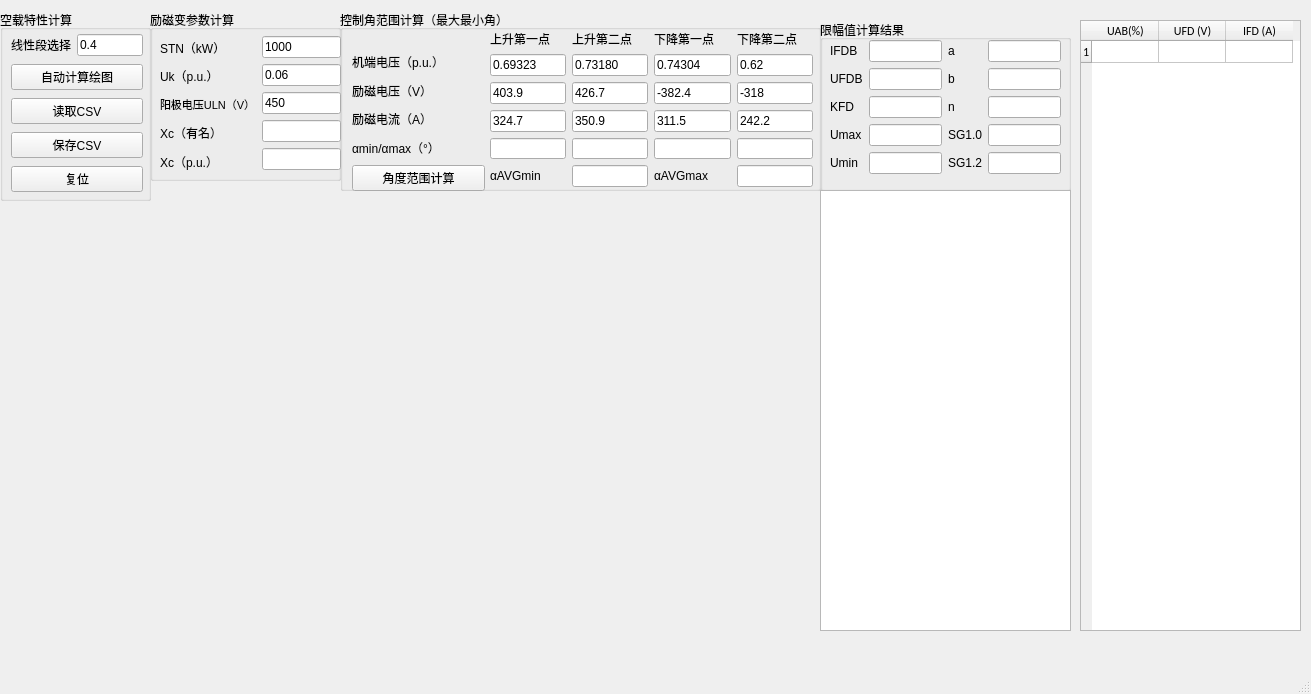
Qt form kongzaiQMainWindow.ui (fly1057/noloadcharacteristic) before a commit.
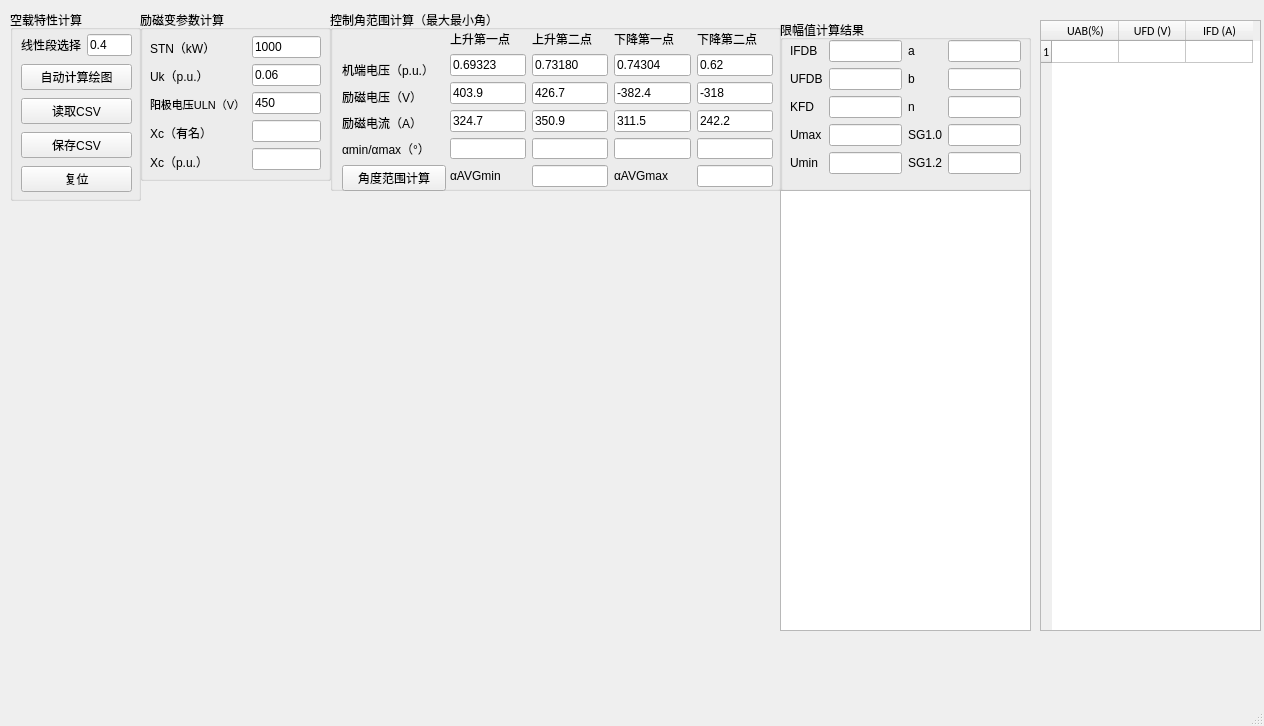
The same form after that commit.

Patch:
```diff
--- a/kongzaiQMainWindow.ui
+++ b/kongzaiQMainWindow.ui
@@ -6,8 +6,8 @@
    <rect>
     <x>0</x>
     <y>0</y>
-    <width>1311</width>
-    <height>694</height>
+    <width>1264</width>
+    <height>726</height>
    </rect>
   </property>
   <property name="windowTitle">
@@ -17,9 +17,9 @@
    <widget class="QGroupBox" name="groupBox_NoLoadCalculate">
     <property name="geometry">
      <rect>
-      <x>0</x>
+      <x>10</x>
       <y>10</y>
-      <width>151</width>
+      <width>131</width>
       <height>191</height>
      </rect>
     </property>
@@ -31,7 +31,7 @@
       <rect>
        <x>11</x>
        <y>22</y>
-       <width>132</width>
+       <width>111</width>
        <height>165</height>
       </rect>
      </property>
@@ -91,7 +91,7 @@
    <widget class="QGroupBox" name="groupBox_LimiterCalculate">
     <property name="geometry">
      <rect>
-      <x>820</x>
+      <x>780</x>
       <y>20</y>
       <width>251</width>
       <height>171</height>
@@ -267,7 +267,7 @@
    <widget class="QGroupBox" name="groupBox_ExciterTransferCalculate">
     <property name="geometry">
      <rect>
-      <x>150</x>
+      <x>140</x>
       <y>10</y>
       <width>191</width>
       <height>171</height>
@@ -281,7 +281,7 @@
       <rect>
        <x>10</x>
        <y>26</y>
-       <width>181</width>
+       <width>171</width>
        <height>137</height>
       </rect>
      </property>
@@ -390,7 +390,7 @@
    <widget class="QTableWidget" name="tableWidget_RawData">
     <property name="geometry">
      <rect>
-      <x>1080</x>
+      <x>1040</x>
       <y>20</y>
       <width>221</width>
       <height>611</height>
@@ -471,9 +471,9 @@
    <widget class="QGroupBox" name="groupBox_ControlAngleCalculate">
     <property name="geometry">
      <rect>
-      <x>340</x>
+      <x>330</x>
       <y>10</y>
-      <width>481</width>
+      <width>451</width>
       <height>181</height>
      </rect>
     </property>
@@ -493,9 +493,9 @@
      <property name="geometry">
       <rect>
        <x>12</x>
-       <y>40</y>
-       <width>133</width>
-       <height>141</height>
+       <y>50</y>
+       <width>104</width>
+       <height>131</height>
       </rect>
      </property>
      <layout class="QVBoxLayout" name="verticalLayout_5">
@@ -539,7 +539,7 @@
     <widget class="QWidget" name="layoutWidget">
      <property name="geometry">
       <rect>
-       <x>150</x>
+       <x>120</x>
        <y>20</y>
        <width>323</width>
        <height>157</height>
@@ -756,7 +756,7 @@
    <widget class="QTextBrowser" name="textBrowser">
     <property name="geometry">
      <rect>
-      <x>820</x>
+      <x>780</x>
       <y>190</y>
       <width>251</width>
       <height>441</height>
```
Left out of the diff: 4 changed lines with no effect on the pictures.
